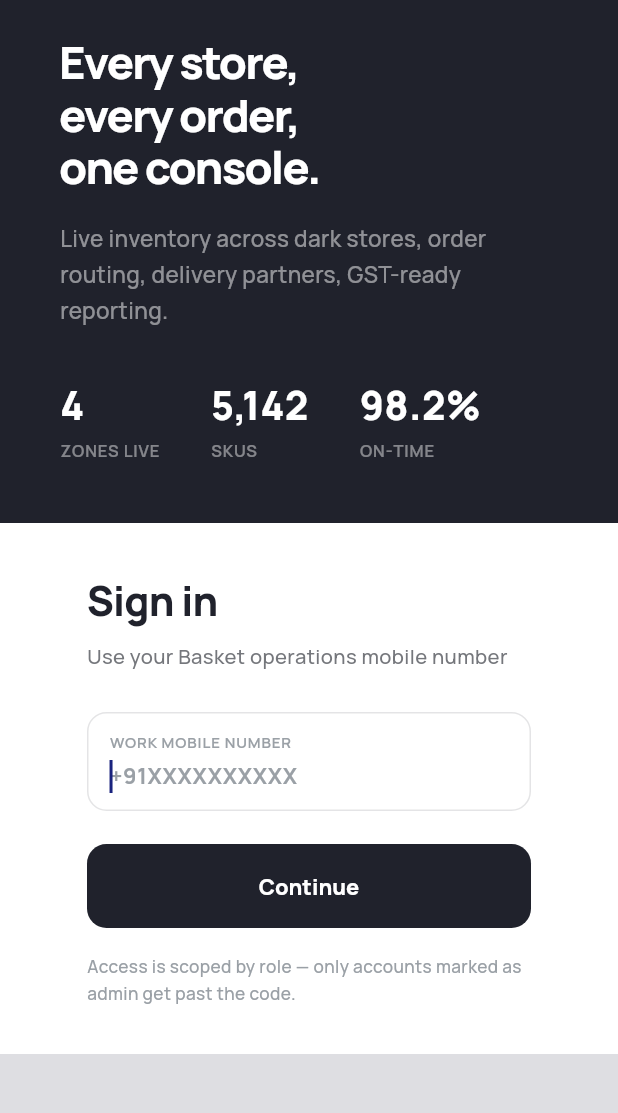
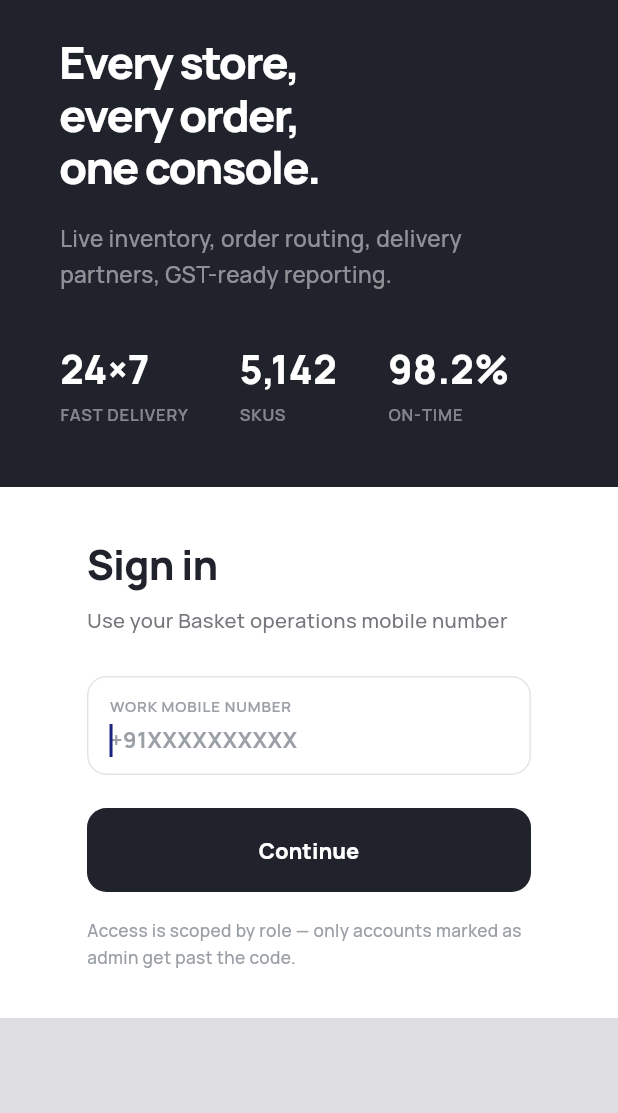
Before and after one commit to HimanshuSwami-Developer/delivery_fe, a Flutter app: the _AdminRoot screen opened directly, on a phone screen of 412 x 824 dp, the part 104-1217 px from its top. Run offline on Flutter 3.47's test engine with Material 3 defaults, Android fonts, the phone set to English and light mode, and no system bars; our stand-ins replace dio, equatable, firebase_core, firebase_messaging, flutter_bloc, flutter_local_notifications and 12 more; accounts and stored records are empty; network calls fail.

Commit message:
feat: update basket admin views and logic for single store management and improved clarity

```diff
--- a/lib/features/basket_admin/cubit/basket_admin_state.dart
+++ b/lib/features/basket_admin/cubit/basket_admin_state.dart
@@ -83,7 +83,9 @@ class BasketAdminState extends Equatable {
   final String? adminName;
   final String? adminMobile;
 
-  /// Index into [apiZones] for the header's zone switcher.
+  /// Index into [apiZones] — there's a single store, so this is always the
+  /// one entry (kept as an index rather than the zone id directly since
+  /// Inventory/dashboard already read it that way).
   final int zone;
 
   /// Dashboard sales-chart range pill: `'7d' | '14d' | '30d'` (cosmetic
--- a/lib/features/basket_admin/data/basket_admin_data.dart
+++ b/lib/features/basket_admin/data/basket_admin_data.dart
@@ -67,7 +67,7 @@ const List<AdminNavEntry> kAdminNav = [
   AdminNavEntry.heading('Reports'),
   AdminNavEntry.link('Sales reports', '◐', AdminPage.sales),
   AdminNavEntry.link('GST reports', '₹', AdminPage.gst),
-  AdminNavEntry.link('Zones & stores', '◎', AdminPage.zones),
+  AdminNavEntry.link('Store settings', '◎', AdminPage.zones),
 ];
 
 /// The nav entry (if any) that should show as "active" for [page] — folds
@@ -86,7 +86,7 @@ class AdminTitle {
 }
 
 const Map<AdminPage, AdminTitle> kAdminTitles = {
-  AdminPage.dash: AdminTitle('Dashboard', 'Live operations across all zones'),
+  AdminPage.dash: AdminTitle('Dashboard', 'Live operations overview'),
   AdminPage.orders: AdminTitle('Order management', 'Route, assign and track every order'),
   AdminPage.orderDet: AdminTitle('Order detail', 'Assign a partner, update status, issue the invoice'),
   AdminPage.products: AdminTitle('Products', '5,142 SKUs across 6 categories'),
@@ -94,13 +94,13 @@ const Map<AdminPage, AdminTitle> kAdminTitles = {
   AdminPage.categories: AdminTitle('Category management', 'Structure, order and visibility'),
   AdminPage.inventory: AdminTitle('Inventory & stock', 'On-hand, reserved and reorder levels'),
   AdminPage.customers: AdminTitle('Customers', '12,480 registered accounts'),
-  AdminPage.partners: AdminTitle('Delivery partners', '48 partners across 4 zones'),
+  AdminPage.partners: AdminTitle('Delivery partners', '48 partners on the roster'),
   AdminPage.coupons: AdminTitle('Coupon management', 'Campaigns, limits and redemption'),
   AdminPage.banners: AdminTitle('Banner management', 'Home carousel and category strips'),
   AdminPage.notifs: AdminTitle('Notification management', 'Push campaigns and audiences'),
   AdminPage.sales: AdminTitle('Sales reports', 'Revenue, orders and category mix'),
   AdminPage.gst: AdminTitle('GST reports', 'Slab-wise tax liability and filings'),
-  AdminPage.zones: AdminTitle('Multi-location settings', 'Dark stores, zones and coverage'),
+  AdminPage.zones: AdminTitle('Store settings', 'Store details, coverage and hours'),
 };
 
 /// Formats an integer with Indian-style digit grouping, e.g. `1240` ->
--- a/lib/features/basket_admin/presentation/basket_admin_app.dart
+++ b/lib/features/basket_admin/presentation/basket_admin_app.dart
@@ -61,8 +61,8 @@ class _AdminRoot extends StatelessWidget {
   Widget build(BuildContext context) {
     final screen = context.select((BasketAdminCubit c) => c.state.screen);
     // This console was built desktop-first — a fixed 238px sidebar plus a
-    // topbar with several fixed-width controls (search box, zone switcher)
-    // that together need ~900px to lay out at all. Below that (any phone,
+    // topbar with a fixed-width search box that together need ~900px to
+    // lay out at all. Below that (any phone,
     // or a narrow browser window) it used to overflow outright. Narrow
     // screens now get the sidebar as a `Drawer` (opened via a hamburger
     // button in `AdminTopBar`) instead of pinned inline, same threshold
--- a/lib/features/basket_admin/presentation/screens/admin_login_view.dart
+++ b/lib/features/basket_admin/presentation/screens/admin_login_view.dart
@@ -78,7 +78,7 @@ class _BrandPanel extends StatelessWidget {
           ConstrainedBox(
             constraints: const BoxConstraints(maxWidth: 420),
             child: Text(
-              'Live inventory across dark stores, order routing, delivery partners, GST-ready reporting.',
+              'Live inventory, order routing, delivery partners, GST-ready reporting.',
               style: GoogleFonts.manrope(fontSize: 15, fontWeight: FontWeight.w500, height: 1.6, color: Colors.white.withValues(alpha: 0.5)),
             ),
           ),
@@ -87,7 +87,7 @@ class _BrandPanel extends StatelessWidget {
             spacing: 34,
             runSpacing: 18,
             children: [
-              _BrandStat(value: '4', label: 'Zones live'),
+              _BrandStat(value: '24×7', label: 'Fast delivery'),
               _BrandStat(value: '5,142', label: 'SKUs'),
               _BrandStat(value: '98.2%', label: 'On-time'),
             ],
--- a/lib/features/basket_admin/presentation/screens/admin_order_detail_view.dart
+++ b/lib/features/basket_admin/presentation/screens/admin_order_detail_view.dart
@@ -62,7 +62,7 @@ class AdminOrderDetailView extends StatelessWidget {
                               children: [
                                 Text(order.orderNumber, style: GoogleFonts.manrope(fontSize: 20, fontWeight: FontWeight.w800, letterSpacing: -0.3)),
                                 const SizedBox(height: 6),
-                                Text('${_timeOf(order.createdAt)} · ${order.paymentMode.toUpperCase()} · ${order.zoneName ?? '—'}',
+                                Text('${_timeOf(order.createdAt)} · ${order.paymentMode.toUpperCase()}',
                                     style: GoogleFonts.manrope(fontSize: 12, fontWeight: FontWeight.w500, color: AdminColors.muted)),
                               ],
                             ),
--- a/lib/features/basket_admin/presentation/screens/admin_partners_view.dart
+++ b/lib/features/basket_admin/presentation/screens/admin_partners_view.dart
@@ -8,7 +8,7 @@ import 'package:flutter/material.dart';
 import 'package:flutter_bloc/flutter_bloc.dart';
 import 'package:google_fonts/google_fonts.dart';
 
-const _kFlex = [1.8, 1.0, 0.8, 0.9, 0.9, 1.0, 1.1];
+const _kFlex = [1.8, 0.8, 0.9, 0.9, 1.0, 1.1];
 
 /// Delivery-partner roster: 4 fleet stats + a table with a status chip and
 /// an inline "Assign" action for partners who are currently available.
@@ -66,7 +66,7 @@ class AdminPartnersView extends StatelessWidget {
                 width: 980,
                 child: Column(
                   children: [
-                    const AdminTableHeader(flex: _kFlex, labels: ['Partner', 'Zone', 'Rating', 'Trips today', 'On time', 'Earnings (mo)', 'Status']),
+                    const AdminTableHeader(flex: _kFlex, labels: ['Partner', 'Rating', 'Trips today', 'On time', 'Earnings (mo)', 'Status']),
                     if (partners.isEmpty)
                       Padding(
                         padding: const EdgeInsets.symmetric(vertical: 20),
@@ -114,7 +114,6 @@ class _PartnerRow extends StatelessWidget {
             ),
           ],
         ),
-        Text(p.zoneName, style: GoogleFonts.manrope(fontSize: 12, fontWeight: FontWeight.w600, color: AdminColors.muted)),
         Text('★ ${p.rating.toStringAsFixed(1)}', style: GoogleFonts.manrope(fontSize: 12.5, fontWeight: FontWeight.w700)),
         Text('${p.tripsToday}', style: GoogleFonts.manrope(fontSize: 12.5, fontWeight: FontWeight.w700)),
         Text(p.onTimePct == null ? '—' : '${p.onTimePct!.round()}%', style: GoogleFonts.manrope(fontSize: 12, fontWeight: FontWeight.w600, color: AdminColors.muted)),
--- a/lib/features/basket_admin/presentation/screens/admin_sales_view.dart
+++ b/lib/features/basket_admin/presentation/screens/admin_sales_view.dart
@@ -20,7 +20,7 @@ class AdminSalesView extends StatelessWidget {
     }
 
     final stats = [
-      ('Revenue this month', adminMoney(report.revenueThisMonth), 'GMV, all zones'),
+      ('Revenue this month', adminMoney(report.revenueThisMonth), 'Gross merchandise value'),
       ('Orders this month', indianGroup(report.ordersThisMonth), 'Delivered + in transit'),
       ('Avg basket', adminMoney(report.avgBasket), 'Per order'),
       ('Repeat rate', report.repeatRatePct == null ? '—' : '${report.repeatRatePct!.toStringAsFixed(1)}%', 'Within 30 days'),
--- a/lib/features/basket_admin/presentation/widgets/admin_form_modals.dart
+++ b/lib/features/basket_admin/presentation/widgets/admin_form_modals.dart
@@ -144,13 +144,13 @@ class _AddZoneModalState extends State<AddZoneModal> {
   Widget build(BuildContext context) {
     final cubit = context.read<BasketAdminCubit>();
     return AdminFormModal(
-      title: 'Add dark store / zone',
-      subtitle: 'A new delivery zone the header switcher and inventory page can target.',
+      title: 'Set up your store',
+      subtitle: 'The single dark store the inventory page and delivery flow target.',
       loading: _loading,
       error: _error,
       onCancel: cubit.closeModal,
       onSubmit: () => _submit(cubit),
-      submitLabel: 'Add zone',
+      submitLabel: 'Save store',
       fields: [
         AdminEditField(label: 'Name', controller: _name, hint: 'Koramangala dark store'),
         AdminEditField(label: 'Address (optional)', controller: _address, hint: '4th Block, Koramangala'),
--- a/lib/features/basket_admin/presentation/widgets/partner_form_modal.dart
+++ b/lib/features/basket_admin/presentation/widgets/partner_form_modal.dart
@@ -94,8 +94,8 @@ class _PartnerFormModalState extends State<PartnerFormModal> {
     final cubit = context.read<BasketAdminCubit>();
     final zones = context.select((BasketAdminCubit c) => c.state.apiZones);
 
-    // Zone list loads async — seed the dropdown from the partner being
-    // edited (or the first zone) the first time it's non-empty.
+    // Zone list loads async — seed [_zoneId] from the partner being edited
+    // (or the single store's zone) the first time it's non-empty.
     if (!_zoneInitialized && zones.isNotEmpty) {
       _zoneId = _editing?.zoneId ?? zones.first.id;
       _zoneInitialized = true;
@@ -121,16 +121,8 @@ class _PartnerFormModalState extends State<PartnerFormModal> {
         ),
         AdminEditField(label: 'Partner code', controller: _partnerCode, hint: 'BSK-DP-2210'),
         AdminEditField(label: 'Name', controller: _name, hint: 'Ravi Kumar'),
-        if (zones.isEmpty)
-          const Padding(padding: EdgeInsets.symmetric(vertical: 8), child: Text('Loading zones…'))
-        else
-          AdminEditDropdown<int>(
-            label: 'Zone',
-            value: _zoneId,
-            items: [for (final z in zones) z.id],
-            itemLabel: (id) => zones.firstWhere((z) => z.id == id).name,
-            onChanged: (v) => setState(() => _zoneId = v),
-          ),
+        // No zone picker — there's a single store, so [_zoneId] is just
+        // auto-seeded from it above rather than asked of the admin.
         AdminEditDropdown<String>(
           label: 'Vehicle',
           value: _vehicle,
```
Also changed, not shown: lib/features/basket_admin/cubit/basket_admin_cubit.dart (+5 -10 lines), lib/features/basket_admin/presentation/screens/admin_customers_view.dart (+3 -4 lines), lib/features/basket_admin/presentation/screens/admin_dashboard_view.dart (+2 -7 lines), lib/features/basket_admin/presentation/screens/admin_inventory_view.dart (+4 -7 lines), lib/features/basket_admin/presentation/screens/admin_zones_view.dart (+16 -13 lines), lib/features/basket_admin/presentation/widgets/admin_topbar.dart (+4 -38 lines), lib/features/basket_admin/presentation/widgets/assign_partner_modal.dart (+2 -7 lines), 1 other file.
